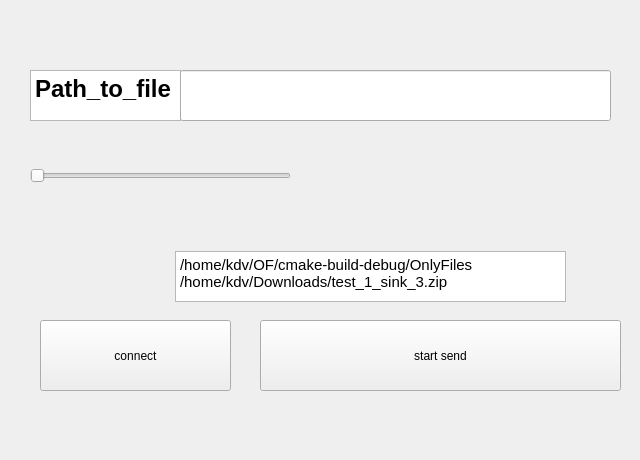
kdv2001/OnlyFiles, file UI_files/download_window_2.ui: the form before one commit.
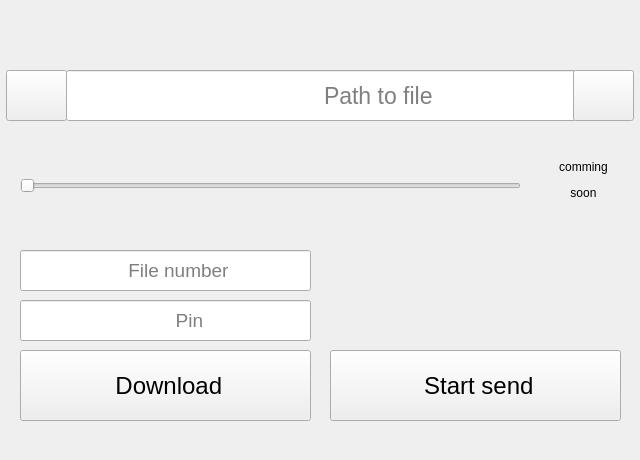
The form after the commit. Icons and pictures are not drawn.

```diff
--- a/UI_files/download_window_2.ui
+++ b/UI_files/download_window_2.ui
@@ -2,6 +2,9 @@
 <ui version="4.0">
  <class>Form</class>
  <widget class="QWidget" name="Form">
+  <property name="enabled">
+   <bool>true</bool>
+  </property>
   <property name="geometry">
    <rect>
     <x>0</x>
@@ -10,106 +13,245 @@
     <height>460</height>
    </rect>
   </property>
+  <property name="sizePolicy">
+   <sizepolicy hsizetype="Ignored" vsizetype="Ignored">
+    <horstretch>0</horstretch>
+    <verstretch>0</verstretch>
+   </sizepolicy>
+  </property>
+  <property name="maximumSize">
+   <size>
+    <width>640</width>
+    <height>460</height>
+   </size>
+  </property>
   <property name="windowTitle">
-   <string>Form</string>
+   <string>OnlyFiles</string>
+  </property>
+  <property name="autoFillBackground">
+   <bool>false</bool>
   </property>
   <widget class="QStackedWidget" name="stack">
    <property name="geometry">
     <rect>
-     <x>10</x>
-     <y>-10</y>
-     <width>641</width>
-     <height>461</height>
+     <x>0</x>
+     <y>0</y>
+     <width>640</width>
+     <height>460</height>
     </rect>
    </property>
+   <property name="sizePolicy">
+    <sizepolicy hsizetype="Preferred" vsizetype="Preferred">
+     <horstretch>0</horstretch>
+     <verstretch>0</verstretch>
+    </sizepolicy>
+   </property>
+   <property name="autoFillBackground">
+    <bool>true</bool>
+   </property>
    <widget class="QWidget" name="page">
     <widget class="QPushButton" name="pushButton">
      <property name="geometry">
       <rect>
-       <x>30</x>
-       <y>330</y>
-       <width>191</width>
+       <x>20</x>
+       <y>350</y>
+       <width>291</width>
        <height>71</height>
       </rect>
      </property>
+     <property name="font">
+      <font>
+       <pointsize>18</pointsize>
+      </font>
+     </property>
      <property name="mouseTracking">
       <bool>true</bool>
      </property>
      <property name="text">
-      <string>connect</string>
+      <string> Download</string>
+     </property>
+     <property name="icon">
+      <iconset>
+       <normaloff>../../Downloads/down-arrow.png</normaloff>../../Downloads/down-arrow.png</iconset>
+     </property>
+     <property name="iconSize">
+      <size>
+       <width>48</width>
+       <height>48</height>
+      </size>
      </property>
     </widget>
     <widget class="QPushButton" name="pushButton_2">
      <property name="geometry">
       <rect>
-       <x>250</x>
-       <y>330</y>
-       <width>361</width>
+       <x>330</x>
+       <y>350</y>
+       <width>291</width>
        <height>71</height>
       </rect>
      </property>
+     <property name="font">
+      <font>
+       <pointsize>18</pointsize>
+      </font>
+     </property>
      <property name="text">
-      <string>start send</string>
+      <string> Start send</string>
      </property>
-    </widget>
-    <widget class="QTextEdit" name="textEdit">
-     <property name="geometry">
-      <rect>
-       <x>20</x>
-       <y>80</y>
-       <width>151</width>
-       <height>51</height>
-      </rect>
+     <property name="icon">
+      <iconset>
+       <normaloff>../image/up-arrow.png</normaloff>../image/up-arrow.png</iconset>
      </property>
-     <property name="html">
-      <string>&lt;!DOCTYPE HTML PUBLIC &quot;-//W3C//DTD HTML 4.0//EN&quot; &quot;http://www.w3.org/TR/REC-html40/strict.dtd&quot;&gt;
-&lt;html&gt;&lt;head&gt;&lt;meta name=&quot;qrichtext&quot; content=&quot;1&quot; /&gt;&lt;style type=&quot;text/css&quot;&gt;
-p, li { white-space: pre-wrap; }
-&lt;/style&gt;&lt;/head&gt;&lt;body style=&quot; font-family:'Ubuntu'; font-size:11pt; font-weight:400; font-style:normal;&quot;&gt;
-&lt;p style=&quot; margin-top:0px; margin-bottom:0px; margin-left:0px; margin-right:0px; -qt-block-indent:0; text-indent:0px;&quot;&gt;&lt;span style=&quot; font-size:18pt; font-weight:600;&quot;&gt;Path_to_file&lt;/span&gt;&lt;/p&gt;&lt;/body&gt;&lt;/html&gt;</string>
+     <property name="iconSize">
+      <size>
+       <width>48</width>
+       <height>48</height>
+      </size>
      </property>
     </widget>
     <widget class="QLineEdit" name="file_path">
      <property name="geometry">
       <rect>
-       <x>170</x>
-       <y>80</y>
-       <width>431</width>
+       <x>66</x>
+       <y>70</y>
+       <width>511</width>
        <height>51</height>
       </rect>
      </property>
+     <property name="font">
+      <font>
+       <family>Ubuntu</family>
+       <pointsize>17</pointsize>
+      </font>
+     </property>
+     <property name="placeholderText">
+      <string>                                        Path to file</string>
+     </property>
     </widget>
     <widget class="QSlider" name="horizontalSlider">
      <property name="geometry">
       <rect>
        <x>20</x>
        <y>160</y>
-       <width>261</width>
+       <width>501</width>
        <height>51</height>
       </rect>
      </property>
+     <property name="sizePolicy">
+      <sizepolicy hsizetype="Expanding" vsizetype="Fixed">
+       <horstretch>0</horstretch>
+       <verstretch>0</verstretch>
+      </sizepolicy>
+     </property>
+     <property name="cursor">
+      <cursorShape>ArrowCursor</cursorShape>
+     </property>
      <property name="maximum">
-      <number>99</number>
+      <number>100</number>
      </property>
      <property name="orientation">
       <enum>Qt::Horizontal</enum>
      </property>
     </widget>
-    <widget class="QTextBrowser" name="textBrowser">
+    <widget class="QPushButton" name="pushButton_3">
      <property name="geometry">
       <rect>
-       <x>165</x>
-       <y>261</y>
-       <width>391</width>
+       <x>6</x>
+       <y>70</y>
+       <width>61</width>
        <height>51</height>
       </rect>
      </property>
-     <property name="html">
-      <string>&lt;!DOCTYPE HTML PUBLIC &quot;-//W3C//DTD HTML 4.0//EN&quot; &quot;http://www.w3.org/TR/REC-html40/strict.dtd&quot;&gt;
-&lt;html&gt;&lt;head&gt;&lt;meta name=&quot;qrichtext&quot; content=&quot;1&quot; /&gt;&lt;style type=&quot;text/css&quot;&gt;
-p, li { white-space: pre-wrap; }
-&lt;/style&gt;&lt;/head&gt;&lt;body style=&quot; font-family:'Ubuntu'; font-size:11pt; font-weight:400; font-style:normal;&quot;&gt;
-&lt;p style=&quot; margin-top:0px; margin-bottom:0px; margin-left:0px; margin-right:0px; -qt-block-indent:0; text-indent:0px;&quot;&gt;/home/kdv/OF/cmake-build-debug/OnlyFiles&lt;br /&gt;/home/kdv/Downloads/test_1_sink_3.zip&lt;/p&gt;&lt;/body&gt;&lt;/html&gt;</string>
+     <property name="text">
+      <string/>
+     </property>
+     <property name="icon">
+      <iconset>
+       <normaloff>../../Downloads/folder.png</normaloff>../../Downloads/folder.png</iconset>
+     </property>
+     <property name="iconSize">
+      <size>
+       <width>32</width>
+       <height>32</height>
+      </size>
+     </property>
+    </widget>
+    <widget class="QLabel" name="label">
+     <property name="geometry">
+      <rect>
+       <x>550</x>
+       <y>150</y>
+       <width>67</width>
+       <height>61</height>
+      </rect>
+     </property>
+     <property name="text">
+      <string>&lt;html&gt;&lt;head/&gt;&lt;body&gt;&lt;p align=&quot;center&quot;&gt;comming&lt;/p&gt;&lt;p align=&quot;center&quot;&gt;soon&lt;/p&gt;&lt;/body&gt;&lt;/html&gt;</string>
+     </property>
+    </widget>
+    <widget class="QLineEdit" name="line_file_number">
+     <property name="geometry">
+      <rect>
+       <x>20</x>
+       <y>250</y>
+       <width>291</width>
+       <height>41</height>
+      </rect>
+     </property>
+     <property name="font">
+      <font>
+       <pointsize>14</pointsize>
+      </font>
+     </property>
+     <property name="inputMask">
+      <string extracomment="pin"/>
+     </property>
+     <property name="text">
+      <string extracomment="Pin"/>
+     </property>
+     <property name="placeholderText">
+      <string>                    File number</string>
+     </property>
+    </widget>
+    <widget class="QLineEdit" name="line_pin">
+     <property name="geometry">
+      <rect>
+       <x>20</x>
+       <y>300</y>
+       <width>291</width>
+       <height>41</height>
+      </rect>
+     </property>
+     <property name="font">
+      <font>
+       <pointsize>14</pointsize>
+      </font>
+     </property>
+     <property name="placeholderText">
+      <string>                             Pin</string>
+     </property>
+    </widget>
+    <widget class="QPushButton" name="clear_button">
+     <property name="geometry">
+      <rect>
+       <x>573</x>
+       <y>70</y>
+       <width>61</width>
+       <height>51</height>
+      </rect>
+     </property>
+     <property name="text">
+      <string/>
+     </property>
+     <property name="icon">
+      <iconset>
+       <normaloff>../image/right-arroww.png</normaloff>../image/right-arroww.png</iconset>
+     </property>
+     <property name="iconSize">
+      <size>
+       <width>32</width>
+       <height>32</height>
+      </size>
      </property>
     </widget>
    </widget>
```
Left out of the diff: 19 changed lines with no effect on the pictures.
